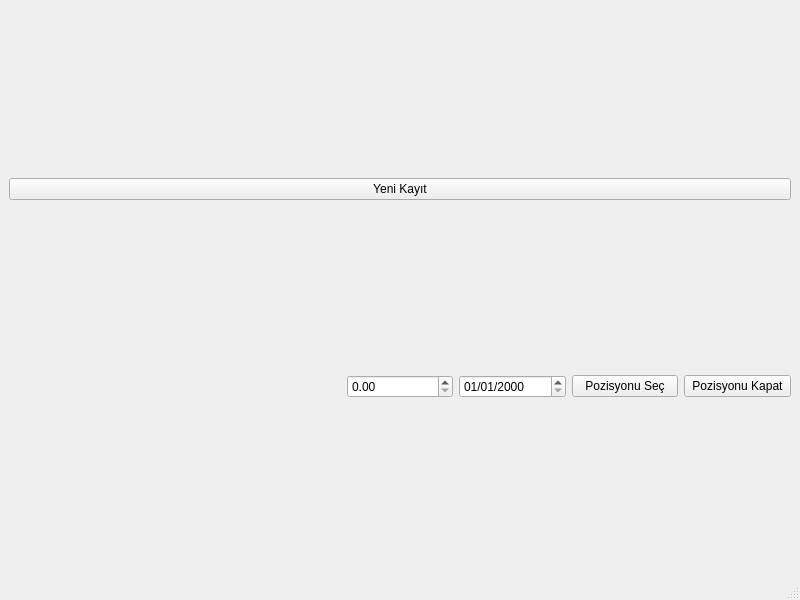
This is gui/mainwindow.ui in cihansenyuz/tax-calc as Qt 5 draws it before an edit. The edited form follows.
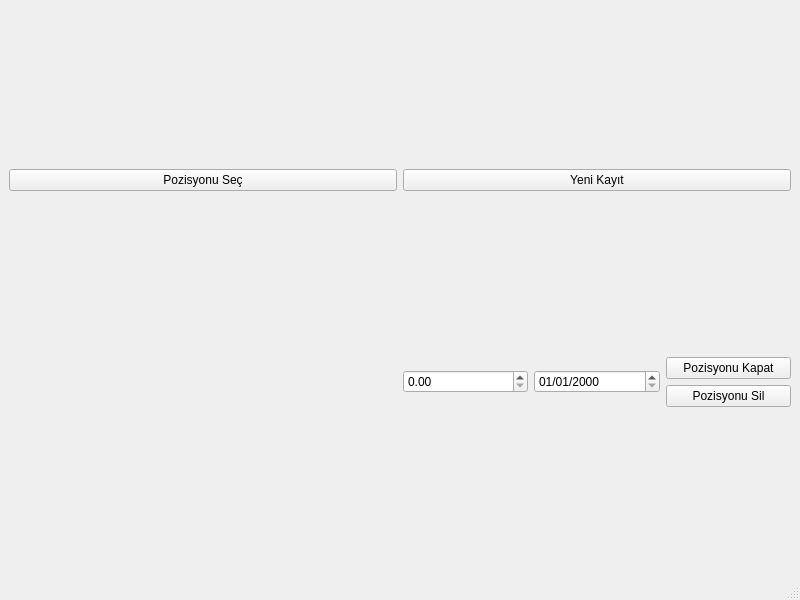
This is the edited form.

Commit message:
Add delete position functionality to MainWindow
- Add delete position button and connect to slot
- Add onDeletePositionButtonClicked slot method
- Update UI layout to include delete position button
- Reorganize button layout in the UI

```diff
--- a/gui/mainwindow.ui
+++ b/gui/mainwindow.ui
@@ -20,6 +20,13 @@
     </item>
     <item>
      <layout class="QHBoxLayout" name="horizontalLayout">
+      <item>
+       <widget class="QPushButton" name="selectButton">
+        <property name="text">
+         <string>Pozisyonu Seç</string>
+        </property>
+       </widget>
+      </item>
       <item>
        <widget class="QPushButton" name="createButton">
         <property name="text">
@@ -67,18 +74,22 @@
        </widget>
       </item>
       <item>
-       <widget class="QPushButton" name="selectButton">
-        <property name="text">
-         <string>Pozisyonu Seç</string>
-        </property>
-       </widget>
-      </item>
+       <layout class="QVBoxLayout" name="verticalLayout_2">
       <item>
        <widget class="QPushButton" name="closeTransactionButton">
         <property name="text">
          <string>Pozisyonu Kapat</string>
         </property>
        </widget>
+        </item>
+        <item>
+         <widget class="QPushButton" name="deletePositionButton">
+          <property name="text">
+           <string>Pozisyonu Sil</string>
+          </property>
+         </widget>
+        </item>
+       </layout>
       </item>
      </layout>
     </item>
```
Lines whose indentation alone changed are shown as unchanged. The commit also changes 2 other files.
